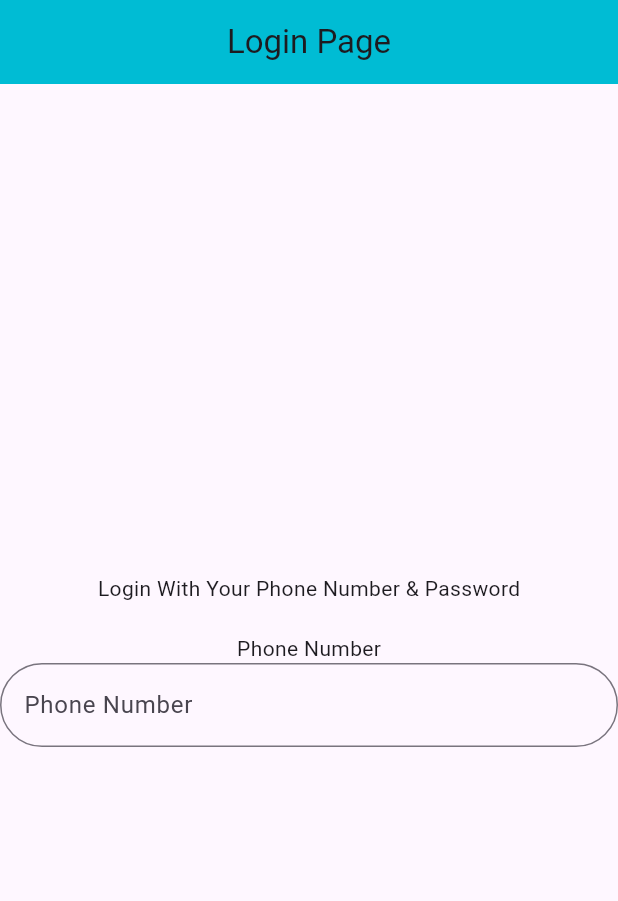
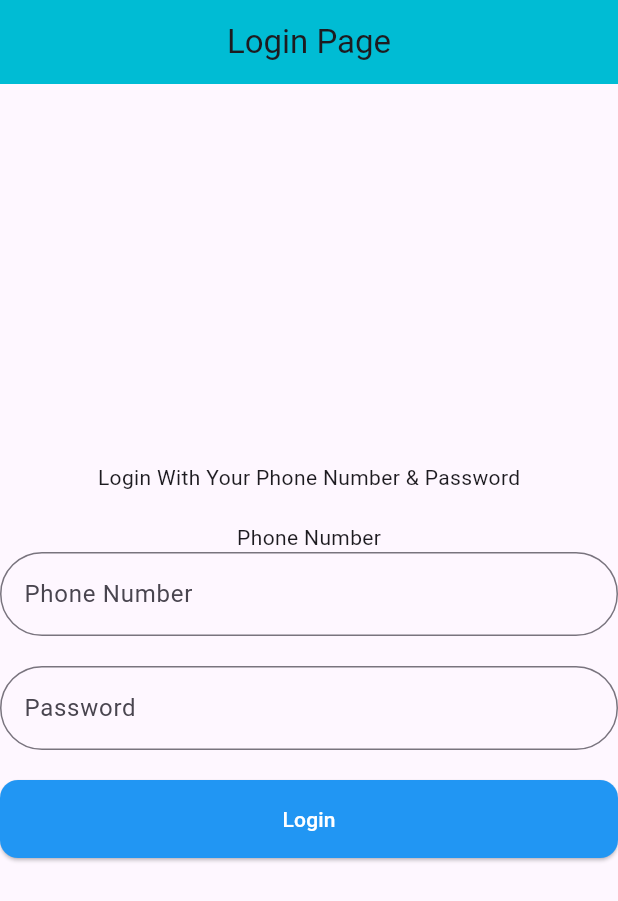
Before and after one commit to osmangonikhan247/new_project, a Flutter app: the screen it shows after launch, on a phone screen of 412 x 824 dp. Shown: the top 901 px of the screen. Run offline on Flutter 3.47's test engine with Material 3 defaults, Android fonts, the phone set to English and light mode, and no system bars.

Commit message:
updated code

```diff
--- a/lib/formlogin.dart
+++ b/lib/formlogin.dart
@@ -8,6 +8,9 @@ class LoginPage extends StatefulWidget {
 }
 
 class _LoginPageState extends State<LoginPage> {
+  final _formKey = GlobalKey<FormState>();
+  TextEditingController phonecontroller = TextEditingController();
+  TextEditingController passcontroller = TextEditingController();
   @override
   Widget build(BuildContext context) {
     return Scaffold(
@@ -25,18 +28,73 @@ class _LoginPageState extends State<LoginPage> {
             SizedBox(height: 20,),
 
             Form(
+              key: _formKey,
                 child: Column(
                   mainAxisAlignment: MainAxisAlignment.start,
                   children: [
                     Text('Phone Number'),
                     TextFormField(
+                      controller: phonecontroller,
                       decoration: InputDecoration(
                         hintText: 'Phone Number',
                         border: OutlineInputBorder(
                           borderRadius: BorderRadius.circular(30),
                         )
                       ),
+                      validator: (value){
+                        if(value == null || value.isEmpty){
+                          return ' Please Enter Your Phone Number';
+                        }else if(value.length < 11){
+                          return 'Phone Number Must Be 11 Digit';
+                        }else {
+                          return null;
+                        }
+                      },
+
+                    ),
+                    SizedBox(height: 20,),
+                    TextFormField(
+                      controller: passcontroller,
+                      decoration: InputDecoration(
+                          hintText: 'Password',
+                          border: OutlineInputBorder(
+                            borderRadius: BorderRadius.circular(30),
+                          )
+                      ),
+                      validator: (value){
+                        if(value == null || value.isEmpty){
+                          return ' Please Enter Your Password';
+                        }else if(value.length < 6){
+                          return 'Phone Number Must Be 6 Digit';
+                        }else {
+                          return null;
+                        }
+                      },
+
+                    ),
+
+                    SizedBox(height: 20,),
+
+                    SizedBox(
+                      width: double.infinity,
+                      child: ElevatedButton(
+                        onPressed: () {
+                          if(_formKey.currentState!.validate()){
+
+                          }
+                        },
+                        style: ElevatedButton.styleFrom(
+                          backgroundColor: Colors.blue, // Button background color
+                          foregroundColor: Colors.white, // Text (and icon) color
+                          padding: EdgeInsets.symmetric(vertical: 16), // Button height
+                          shape: RoundedRectangleBorder(
+                            borderRadius: BorderRadius.circular(12), // Rounded corners
+                          ),
+                        ),
+                        child: Text('Login'),
+                      ),
                     )
+
 
                   ],
                 )
```
